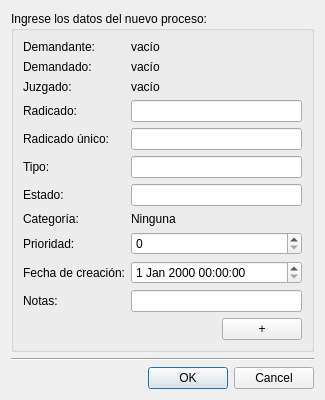
First picture: the form in AbogadosDesktop/src/gui/uis/nuevoProceso.ui, repository ehmsoft/Desktop, before the edit.
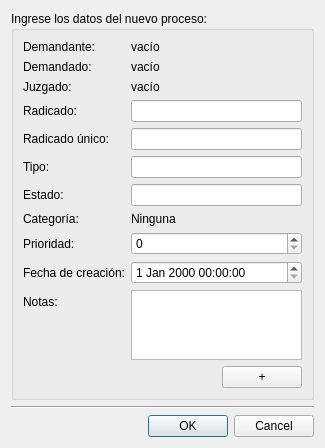
Second picture: the form after the edit.

Commit message: Mejoras en la implementación de NuevoProceso Aun sin guardar y sin actuaciones

```diff
--- a/AbogadosDesktop/src/gui/uis/nuevoProceso.ui
+++ b/AbogadosDesktop/src/gui/uis/nuevoProceso.ui
@@ -184,7 +184,7 @@
            <widget class="QDateTimeEdit" name="dteFecha"/>
           </item>
           <item row="10" column="1">
-           <widget class="QLineEdit" name="txtNotas"/>
+           <widget class="QTextEdit" name="txtNotas"/>
           </item>
          </layout>
         </item>
```
Left out of the diff: 26 changed lines with no effect on the pictures. The commit also changes 2 other files.
